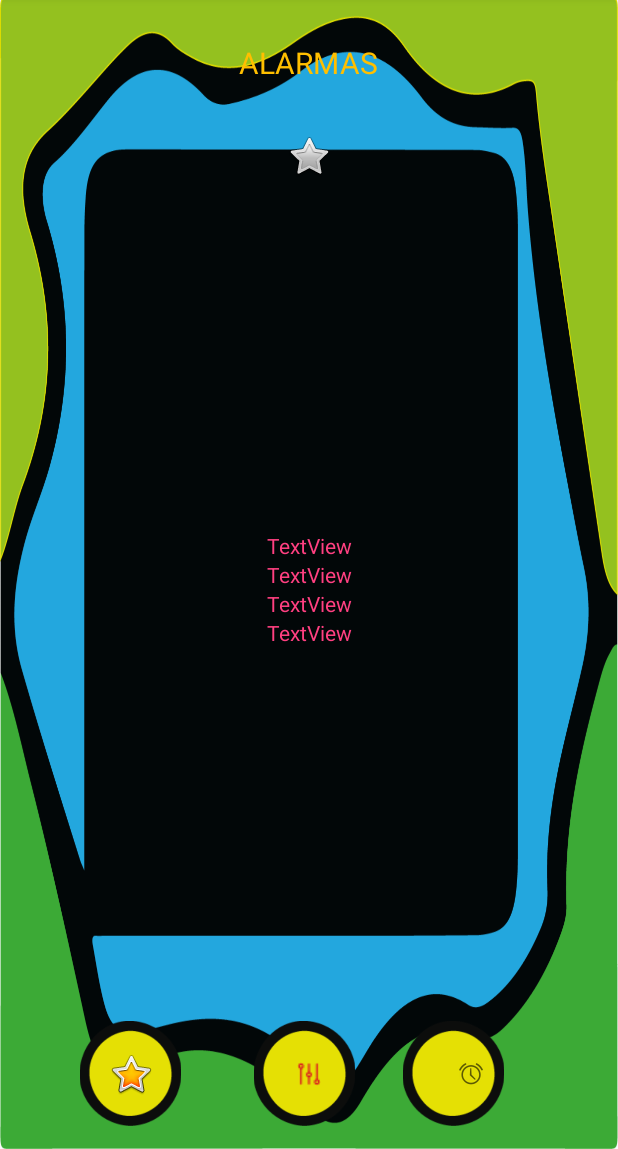
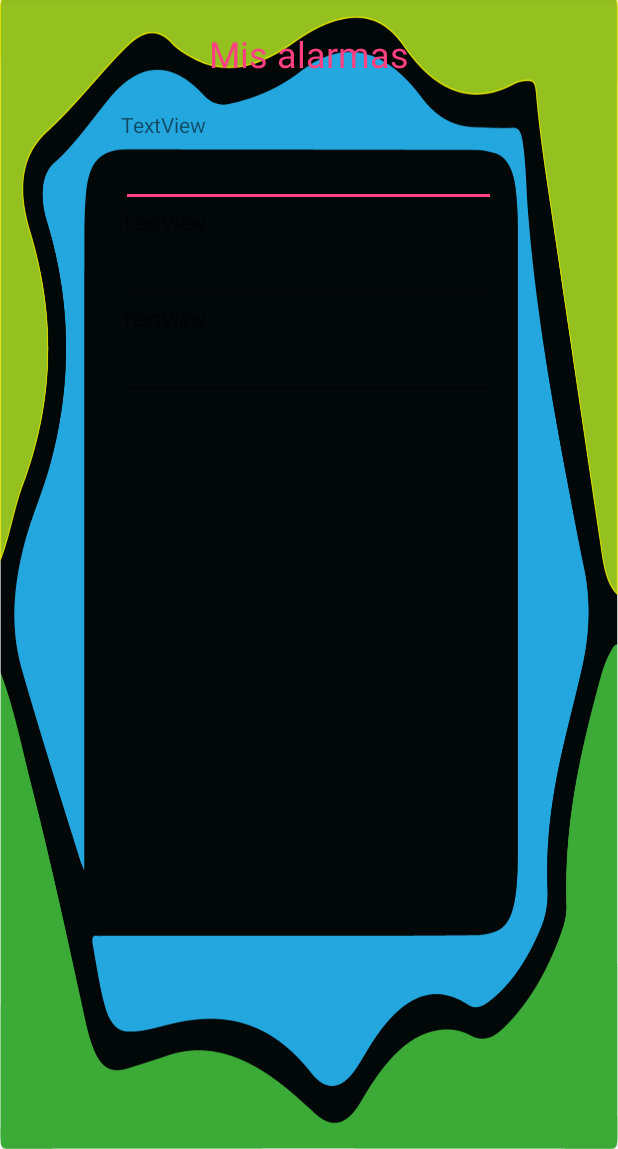
Before and after one commit to Mariapp/Tamagoch, an Android app: the AlarmasActivity screen opened directly, with no data from a screen before it, on a phone screen of 412 x 824 dp, the part 87-1236 px from its top. Run offline under Robolectric (Android 15) with nearby library versions, the phone set to English and light mode, and no system bars; 3 statements that could not run were skipped.

Commit message:
Ultimas actualizaciones

```diff
--- a/app/src/main/java/com/example/didact/tamagochipet/AlarmasActivity.java
+++ b/app/src/main/java/com/example/didact/tamagochipet/AlarmasActivity.java
@@ -1,13 +1,39 @@
 package com.example.didact.tamagochipet;
 
+import android.app.AlarmManager;
+import android.app.PendingIntent;
+import android.content.Context;
+import android.content.Intent;
 import android.support.v7.app.AppCompatActivity;
 import android.os.Bundle;
 
+import java.util.Calendar;
+
 public class AlarmasActivity extends AppCompatActivity {
-
+    private AlarmManager alarmMgr;
+    private PendingIntent alarmIntent;
+    Context context;
     @Override
     protected void onCreate(Bundle savedInstanceState) {
         super.onCreate(savedInstanceState);
         setContentView(R.layout.activity_alarmas);
+
+
+
+        alarmMgr = (AlarmManager)context.getSystemService(Context.ALARM_SERVICE);
+        Intent intent = new Intent(context, AlarmasActivity.class);
+        alarmIntent = PendingIntent.getBroadcast(context, 0, intent, 0);
+
+// Alarma a las 8:30 a.m.
+        Calendar calendar = Calendar.getInstance();
+        calendar.setTimeInMillis(System.currentTimeMillis());
+        calendar.set(Calendar.HOUR_OF_DAY, 8);
+        calendar.set(Calendar.MINUTE, 30);
+
+// Repeticiones en intervalos de 20 minutos
+        alarmMgr.setRepeating(AlarmManager.RTC_WAKEUP, calendar.getTimeInMillis(),
+                1000 * 60 * 20, alarmIntent);
+
+
     }
 }
--- a/app/src/main/res/layout/activity_alarmas.xml
+++ b/app/src/main/res/layout/activity_alarmas.xml
@@ -10,150 +10,76 @@
 
     <LinearLayout
         android:layout_width="match_parent"
-        android:layout_height="90dp"
-        android:orientation="vertical">
+        android:layout_height="75dp"
+        android:layout_gravity="end"
+        android:gravity="end"
+        android:orientation="horizontal">
 
         <TextView
-            android:id="@+id/textView2"
+            android:id="@+id/textView7"
             android:layout_width="wrap_content"
             android:layout_height="wrap_content"
             android:layout_gravity="center"
             android:layout_weight="1"
-            android:padding="30dp"
-            android:text="ALARMAS"
-            android:textColor="#FFBF00"
-            android:textSize="20dp" />
+            android:gravity="center"
+            android:text="Mis alarmas"
+            android:textColor="@color/colorAccent"
+            android:textSize="24dp" />
 
     </LinearLayout>
 
-    <ImageView
+    <LinearLayout
+        android:layout_width="match_parent"
+        android:layout_height="match_parent"
+        android:layout_gravity="center"
+        android:layout_weight="1"
+        android:orientation="vertical">
+
+        <LinearLayout
+            android:layout_width="250dp"
+            android:layout_height="350dp"
+            android:layout_gravity="center_horizontal"
+            android:orientation="vertical">
+
+            <TextView
+                android:id="@+id/textView8"
                 android:layout_width="match_parent"
                 android:layout_height="wrap_content"
-        app:srcCompat="@android:drawable/btn_star" />
+                android:text="TextView" />
 
-    <LinearLayout
-        android:layout_width="match_parent"
-        android:layout_height="200dp"
-        android:layout_weight="1"
-        android:orientation="vertical"
-        android:layout_margin="45dp"
-        android:gravity="center">
-
-        <TextView
-            android:id="@+id/textView7"
+            <EditText
+                android:id="@+id/editText"
                 android:layout_width="match_parent"
                 android:layout_height="wrap_content"
-            android:text="TextView"
-            android:gravity="center"
-            android:textColor="@color/colorAccent"/>
+                android:ems="10"
+                android:inputType="date" />
 
             <TextView
                 android:id="@+id/textView9"
                 android:layout_width="match_parent"
                 android:layout_height="wrap_content"
-            android:text="TextView"
-            android:gravity="center"
-            android:textColor="@color/colorAccent"/>
+                android:text="TextView" />
+
+            <EditText
+                android:id="@+id/editText2"
+                android:layout_width="match_parent"
+                android:layout_height="wrap_content"
+                android:ems="10"
+                android:inputType="date" />
 
             <TextView
                 android:id="@+id/textView10"
                 android:layout_width="match_parent"
                 android:layout_height="wrap_content"
-            android:text="TextView"
-            android:gravity="center"
-            android:textColor="@color/colorAccent"/>
+                android:text="TextView" />
 
-        <TextView
-            android:id="@+id/textView8"
+            <EditText
+                android:id="@+id/editText3"
                 android:layout_width="match_parent"
                 android:layout_height="wrap_content"
-            android:text="TextView"
-            android:gravity="center"
-            android:textColor="@color/colorAccent"/>
+                android:ems="10"
+                android:inputType="date" />
         </LinearLayout>
-
-    <LinearLayout
-        android:layout_width="match_parent"
-        android:layout_height="100dp"
-        android:orientation="horizontal">
-
-        <RelativeLayout
-            android:layout_width="match_parent"
-            android:layout_height="match_parent"
-            android:layout_weight="1">
-
-            <ImageView
-                android:id="@+id/imageView5"
-                android:layout_width="70dp"
-                android:layout_height="70dp"
-                android:layout_centerVertical="true"
-                android:layout_marginLeft="29dp"
-                android:layout_marginStart="29dp"
-                android:layout_toEndOf="@+id/imageView7"
-                android:layout_toRightOf="@+id/imageView7"
-                android:layout_weight="1"
-                app:srcCompat="@drawable/tamagocgiboton" />
-
-            <ImageView
-                android:id="@+id/imageView3"
-                android:layout_width="70dp"
-                android:layout_height="70dp"
-                android:layout_alignParentLeft="true"
-                android:layout_alignParentStart="true"
-                android:layout_alignTop="@+id/imageView7"
-                android:layout_marginLeft="52dp"
-                android:layout_marginStart="52dp"
-                android:layout_weight="1"
-                app:srcCompat="@drawable/tamagocgiboton" />
-
-            <ImageView
-                android:id="@+id/imageView7"
-                android:layout_width="70dp"
-                android:layout_height="70dp"
-                android:layout_alignTop="@+id/imageView5"
-                android:layout_marginLeft="46dp"
-                android:layout_marginStart="46dp"
-                android:layout_toEndOf="@+id/imageView3"
-                android:layout_toRightOf="@+id/imageView3"
-                android:layout_weight="1"
-                app:srcCompat="@drawable/tamagocgiboton" />
-
-            <ImageView
-                android:id="@+id/imageView10"
-                android:layout_width="wrap_content"
-                android:layout_height="wrap_content"
-                android:layout_alignLeft="@+id/imageView3"
-                android:layout_alignStart="@+id/imageView3"
-                android:layout_centerVertical="true"
-                android:layout_marginLeft="19dp"
-                android:layout_marginStart="19dp"
-                app:srcCompat="@android:drawable/btn_star_big_on" />
-
-            <ImageView
-                android:id="@+id/imageView11"
-                android:layout_width="wrap_content"
-                android:layout_height="wrap_content"
-                android:layout_alignBottom="@+id/imageView10"
-                android:layout_alignEnd="@+id/imageView7"
-                android:layout_alignRight="@+id/imageView7"
-                android:layout_alignTop="@+id/imageView10"
-                android:layout_marginEnd="24dp"
-                android:layout_marginRight="24dp"
-                app:srcCompat="@drawable/settings" />
-
-            <ImageView
-                android:id="@+id/imageView13"
-                android:layout_width="wrap_content"
-                android:layout_height="wrap_content"
-                android:layout_alignBottom="@+id/imageView11"
-                android:layout_alignEnd="@+id/imageView5"
-                android:layout_alignRight="@+id/imageView5"
-                android:layout_alignTop="@+id/imageView11"
-                android:layout_marginEnd="15dp"
-                android:layout_marginRight="15dp"
-                app:srcCompat="@android:drawable/ic_lock_idle_alarm" />
-
-        </RelativeLayout>
 
     </LinearLayout>
 </LinearLayout>
--- a/app/src/main/res/layout/activity_configuracion_mascotas.xml
+++ b/app/src/main/res/layout/activity_configuracion_mascotas.xml
@@ -37,6 +37,7 @@
             android:layout_width="70dp"
             android:layout_height="70dp"
             android:layout_weight="1"
+            android:onClick="alarma"
             app:srcCompat="@drawable/tamagocgiboton" />
 
         <ImageView
```
Also changed, not shown: app/src/main/AndroidManifest.xml (+9 -7 lines), app/src/main/java/com/example/didact/tamagochipet/ConfiguracionMAscotas.java (+8 -0 lines), app/src/main/java/com/example/didact/tamagochipet/Mascota.java (+14 -1 lines), app/src/main/res/layout/activity_conectividad.xml (+10 -14 lines), app/src/main/res/layout/item_mascotas.xml (+44 -33 lines). Lines whose indentation alone changed are shown as unchanged.
